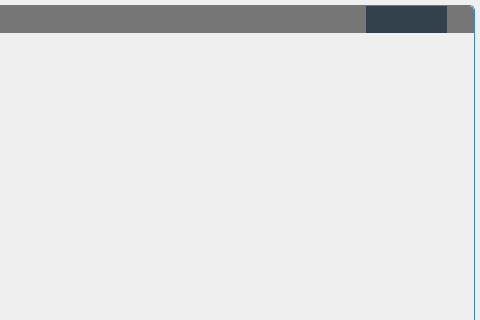
Above: framelesswindow/framelesswindow.ui from seredat/karbowanecwallet before the change; both pictures show x 620 to 1100 and y 0 to 320 of the 1100 by 666 pixel window. Below: the same form after it.
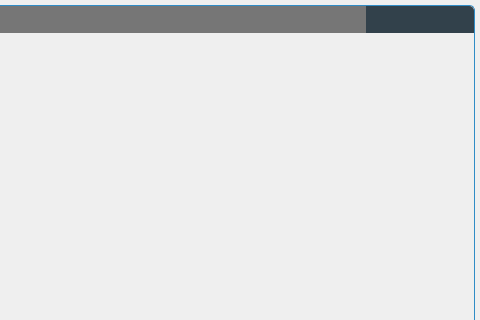
That is the form after the change. Icons and pictures are not drawn. Custom widgets are drawn as their Qt base class.

Commit message: Fix quit, close button color and set icon  directly in form

```diff
--- a/framelesswindow/framelesswindow.ui
+++ b/framelesswindow/framelesswindow.ui
@@ -242,7 +242,7 @@
            </property>
            <property name="styleSheet">
             <string notr="true">#closeButton{
-  background-color:none;
+  background-color:rgb(50,65,75);
   border:none;
   width:16px;
   height:16px;
```
Left out of the diff: 22 changed lines with no effect on the pictures. The commit also changes 2 other files.
